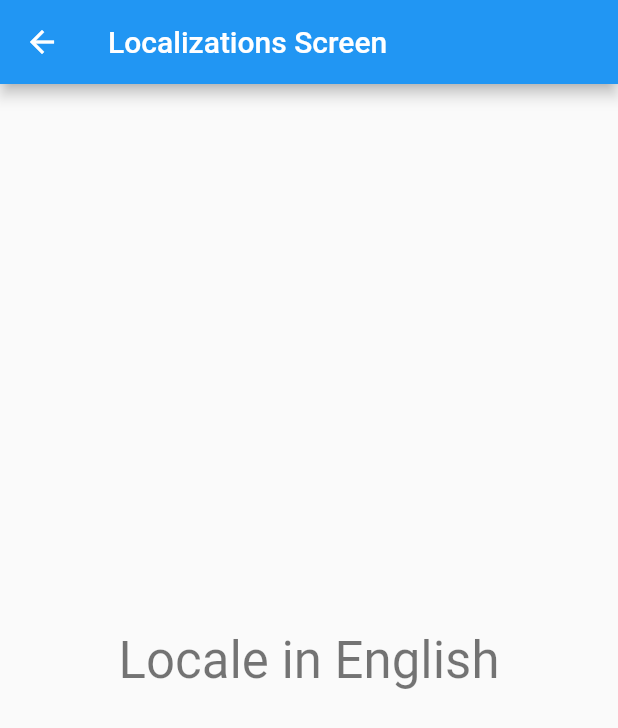
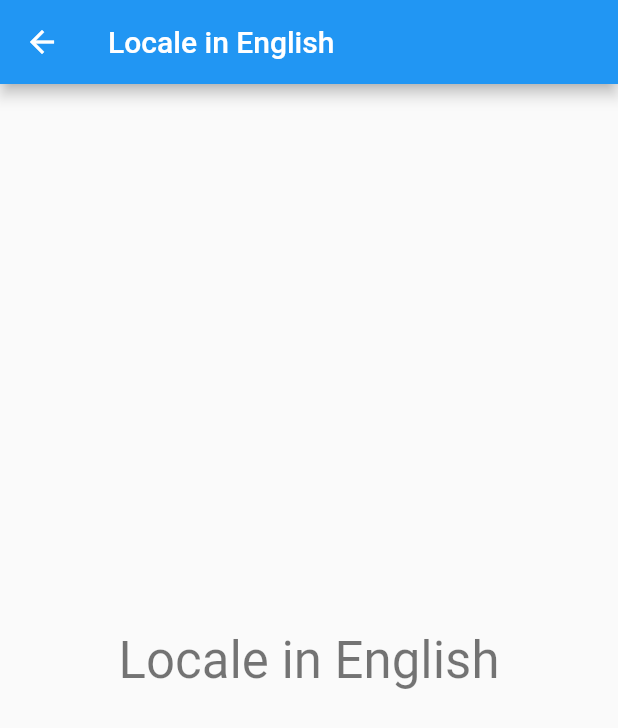
Before and after one commit to syrop/Flutter-Demo, a Flutter app: the LocalizationsScreen screen opened directly, on a phone screen of 412 x 824 dp. Shown: the top 728 px of the screen. Run offline on Flutter 3.47's test engine with Material 2 defaults, Android fonts, the phone set to English and light mode, and no system bars; our stand-ins replace fluttertoast.

Commit message:
Repracet screen title.

```diff
--- a/lib/LocalizationScreen.dart
+++ b/lib/LocalizationScreen.dart
@@ -5,13 +5,9 @@ class LocalizationsScreen extends StatelessWidget {
   @override
   Widget build(BuildContext context) {
 
-    var items = List<ListTile>.generate(100, (i) => ListTile(
-      leading: Icon(Icons.map),
-      title: Text('Bookmarked Favorite Locations $i'),
-    ),);
     return Scaffold(
       appBar: AppBar(
-        title: Text("Localizations Screen"),
+        title: Text(DemoLocalizations.of(context).title),
       ),
       body: Center(
         child: Text(
```
